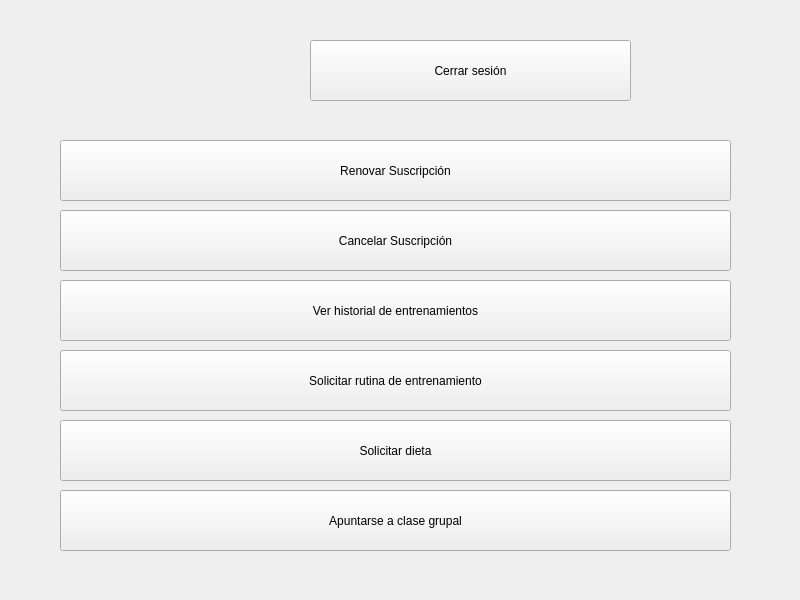
Qt form src/vista/ui/PanelPrincipalSocioPre.ui (OscaarMG/campasgym) before a commit.
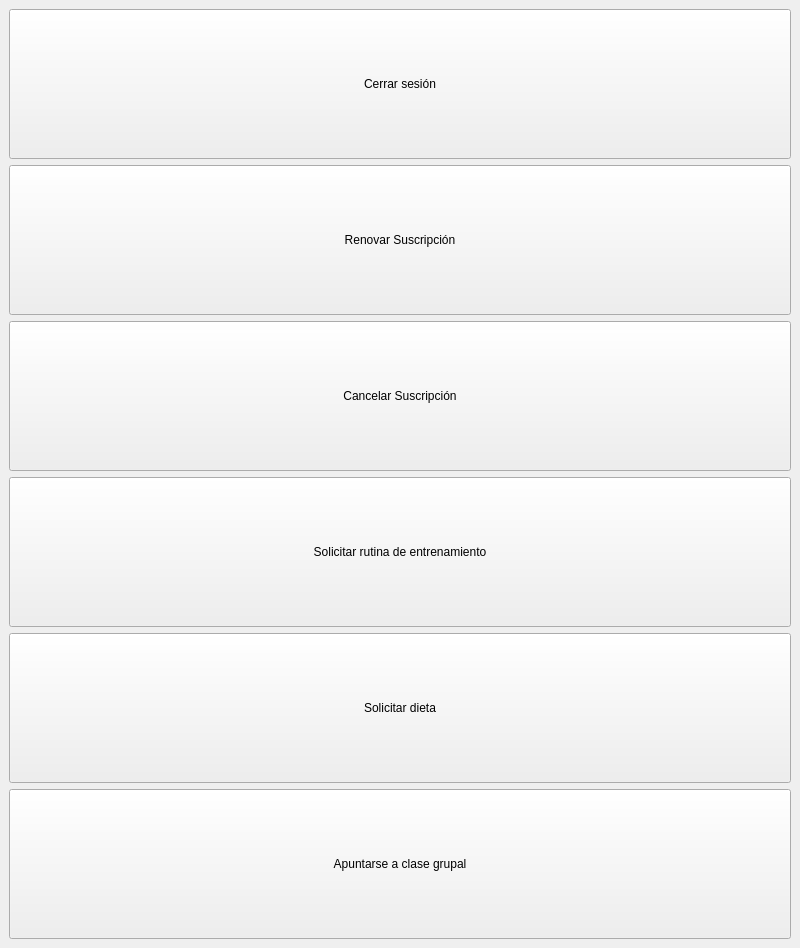
The same form after that commit. Icons and pictures are not drawn.

```diff
--- a/src/vista/ui/PanelPrincipalSocioPre.ui
+++ b/src/vista/ui/PanelPrincipalSocioPre.ui
@@ -14,121 +14,88 @@
    <string>MainWindow</string>
   </property>
   <widget class="QWidget" name="centralwidget">
+   <layout class="QVBoxLayout" name="verticalLayout">
+    <item>
+     <widget class="QPushButton" name="pushButtonCerrar">
+      <property name="minimumSize">
+       <size>
+        <width>0</width>
+        <height>150</height>
+       </size>
+      </property>
+      <property name="text">
+       <string>Cerrar sesión</string>
+      </property>
+     </widget>
+    </item>
+    <item>
    <widget class="QPushButton" name="pushButtonRenovar">
-    <property name="geometry">
-     <rect>
-      <x>60</x>
-      <y>140</y>
-      <width>671</width>
-      <height>61</height>
-     </rect>
+      <property name="minimumSize">
+       <size>
+        <width>0</width>
+        <height>150</height>
+       </size>
     </property>
     <property name="text">
      <string>Renovar Suscripción</string>
     </property>
    </widget>
-   <widget class="QLabel" name="label">
-    <property name="geometry">
-     <rect>
-      <x>40</x>
-      <y>10</y>
-      <width>141</width>
-      <height>121</height>
-     </rect>
-    </property>
-    <property name="text">
-     <string/>
-    </property>
-    <property name="pixmap">
-     <pixmap resource="../recursos.qrc">:/imagenes/logo.png</pixmap>
-    </property>
-    <property name="scaledContents">
-     <bool>true</bool>
-    </property>
-   </widget>
+    </item>
+    <item>
    <widget class="QPushButton" name="pushButtonCancelar">
-    <property name="geometry">
-     <rect>
-      <x>60</x>
-      <y>210</y>
-      <width>671</width>
-      <height>61</height>
-     </rect>
+      <property name="minimumSize">
+       <size>
+        <width>0</width>
+        <height>150</height>
+       </size>
     </property>
     <property name="text">
      <string>Cancelar Suscripción</string>
     </property>
    </widget>
-   <widget class="QPushButton" name="pushButtonHistorial">
-    <property name="geometry">
-     <rect>
-      <x>60</x>
-      <y>280</y>
-      <width>671</width>
-      <height>61</height>
-     </rect>
-    </property>
-    <property name="text">
-     <string>Ver historial de entrenamientos</string>
-    </property>
-   </widget>
+    </item>
+    <item>
    <widget class="QPushButton" name="pushButtonRutina">
-    <property name="geometry">
-     <rect>
-      <x>60</x>
-      <y>350</y>
-      <width>671</width>
-      <height>61</height>
-     </rect>
+      <property name="minimumSize">
+       <size>
+        <width>0</width>
+        <height>150</height>
+       </size>
     </property>
     <property name="text">
      <string>Solicitar rutina de entrenamiento</string>
     </property>
    </widget>
+    </item>
+    <item>
    <widget class="QPushButton" name="pushButtonDieta">
-    <property name="geometry">
-     <rect>
-      <x>60</x>
-      <y>420</y>
-      <width>671</width>
-      <height>61</height>
-     </rect>
+      <property name="minimumSize">
+       <size>
+        <width>0</width>
+        <height>150</height>
+       </size>
     </property>
     <property name="text">
      <string>Solicitar dieta</string>
     </property>
    </widget>
+    </item>
+    <item>
    <widget class="QPushButton" name="pushButtonClase">
-    <property name="geometry">
-     <rect>
-      <x>60</x>
-      <y>490</y>
-      <width>671</width>
-      <height>61</height>
-     </rect>
+      <property name="minimumSize">
+       <size>
+        <width>0</width>
+        <height>150</height>
+       </size>
     </property>
     <property name="text">
      <string>Apuntarse a clase grupal</string>
     </property>
    </widget>
-   <widget class="QPushButton" name="pushButtonCerrar">
-    <property name="geometry">
-     <rect>
-      <x>310</x>
-      <y>40</y>
-      <width>321</width>
-      <height>61</height>
-     </rect>
-    </property>
-    <property name="text">
-     <string>Cerrar sesión</string>
-    </property>
-   </widget>
-  </widget>
- </widget>
- <resources>
-  <include location="../recursos.qrc"/>
-  <include location="../../../../../../../../../../recursos.qrc"/>
- </resources>
+    </item>
+   </layout>
+  </widget>
+ </widget>
+ <resources/>
  <connections/>
 </ui>
```
Lines whose indentation alone changed are shown as unchanged.
